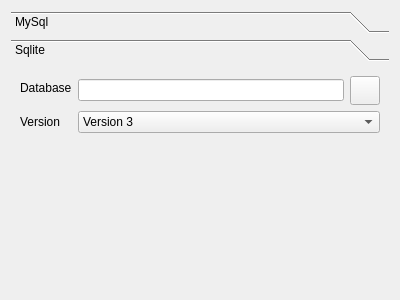
The window that src/reverse_eng/ReverseEngineerWizardWelcomeForm.ui (fritzone/ddm) describes before a commit, drawn with Qt 5.
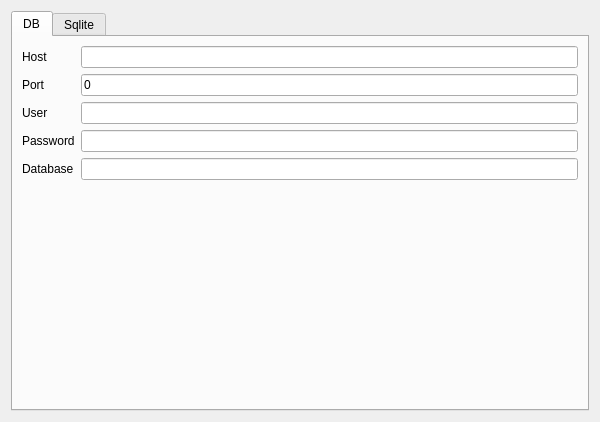
The same window after the commit. Icons and pictures are not drawn.

Commit message: CUBRID reverse engineering

What changed in the file:
```diff
--- a/src/reverse_eng/ReverseEngineerWizardWelcomeForm.ui
+++ b/src/reverse_eng/ReverseEngineerWizardWelcomeForm.ui
@@ -6,8 +6,8 @@
    <rect>
     <x>0</x>
     <y>0</y>
-    <width>400</width>
-    <height>300</height>
+    <width>600</width>
+    <height>422</height>
    </rect>
   </property>
   <property name="windowTitle">
@@ -15,28 +15,13 @@
   </property>
   <layout class="QGridLayout" name="gridLayout">
    <item row="1" column="0">
-    <widget class="QToolBox" name="toolBox">
+    <widget class="QTabWidget" name="tabWidget">
      <property name="currentIndex">
       <number>1</number>
      </property>
-     <widget class="QWidget" name="page">
-      <property name="geometry">
-       <rect>
-        <x>0</x>
-        <y>0</y>
-        <width>382</width>
-        <height>222</height>
-       </rect>
-      </property>
-      <attribute name="icon">
-       <iconset resource="../dbm.qrc">
-        <normaloff>:/images/actions/images/small/mysql.png</normaloff>:/images/actions/images/small/mysql.png</iconset>
-      </attribute>
-      <attribute name="label">
-       <string>MySql</string>
-      </attribute>
-      <attribute name="toolTip">
-       <string>Reverse engineer a MySql database</string>
+     <widget class="QWidget" name="tabWidgetPage1" native="true">
+      <attribute name="title">
+       <string>DB</string>
       </attribute>
       <layout class="QFormLayout" name="formLayout">
        <item row="0" column="0">
@@ -87,22 +72,28 @@
          </property>
         </widget>
        </item>
+       <item row="4" column="0">
+        <widget class="QLabel" name="lblDatabaseName">
+         <property name="text">
+          <string>Database</string>
+         </property>
+        </widget>
+       </item>
+       <item row="4" column="1">
+        <widget class="QLineEdit" name="txtDatabaseName">
+         <property name="echoMode">
+          <enum>QLineEdit::Normal</enum>
+         </property>
+        </widget>
+       </item>
       </layout>
      </widget>
-     <widget class="QWidget" name="page_2">
-      <property name="geometry">
-       <rect>
-        <x>0</x>
-        <y>0</y>
-        <width>382</width>
-        <height>222</height>
-       </rect>
-      </property>
+     <widget class="QWidget" name="tabWidgetPage2" native="true">
       <attribute name="icon">
        <iconset resource="../dbm.qrc">
         <normaloff>:/images/actions/images/small/sqlite-icon.png</normaloff>:/images/actions/images/small/sqlite-icon.png</iconset>
       </attribute>
-      <attribute name="label">
+      <attribute name="title">
        <string>Sqlite</string>
       </attribute>
       <attribute name="toolTip">
```
Left out of the diff: 13 changed lines with no effect on the pictures. The commit also changes 19 other files.
